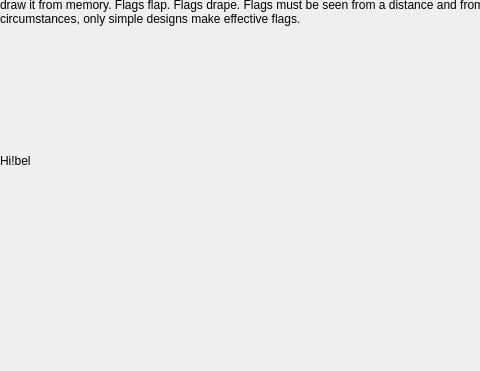
Qt form keepsimplelesson.ui (zxjorge/EDApp) before a commit; both pictures show x 0 to 480 and y 98 to 469 of the 771 by 469 pixel window.
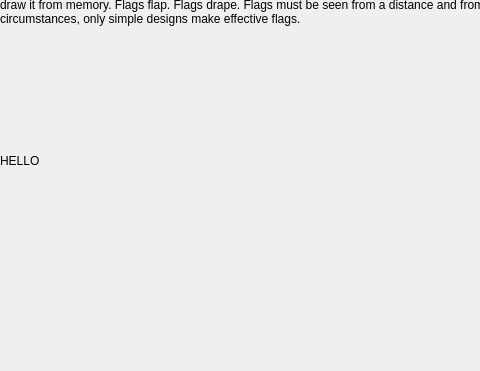
The same form after that commit.

Commit message:
Adding box2d to basicquiz.cpp. Wrong flags go off the screen
# Conflicts:
#	keepsimplelesson.cpp
#	keepsimplelesson.ui
#	mainmenu.ui

Diff of the .ui file:
```diff
--- a/keepsimplelesson.ui
+++ b/keepsimplelesson.ui
@@ -73,7 +73,7 @@
      <item>
       <widget class="QLabel" name="label_2">
        <property name="text">
-        <string>Hi!bel</string>
+        <string>HELLO</string>
        </property>
       </widget>
      </item>
```
The commit also changes 3 other files.
